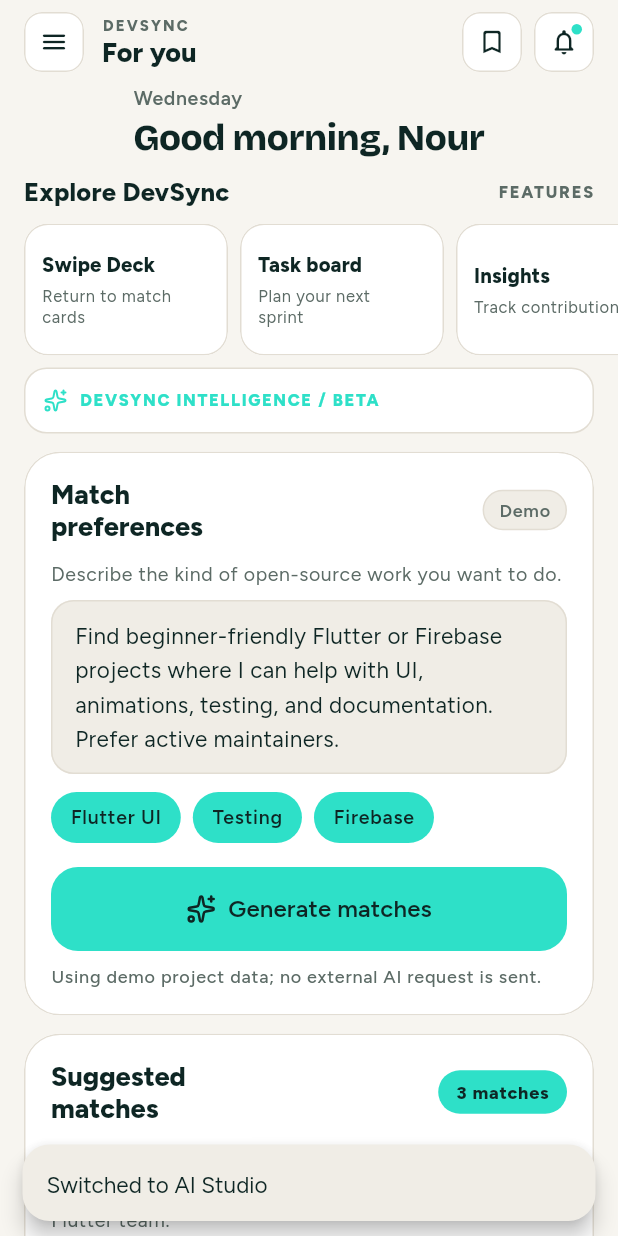
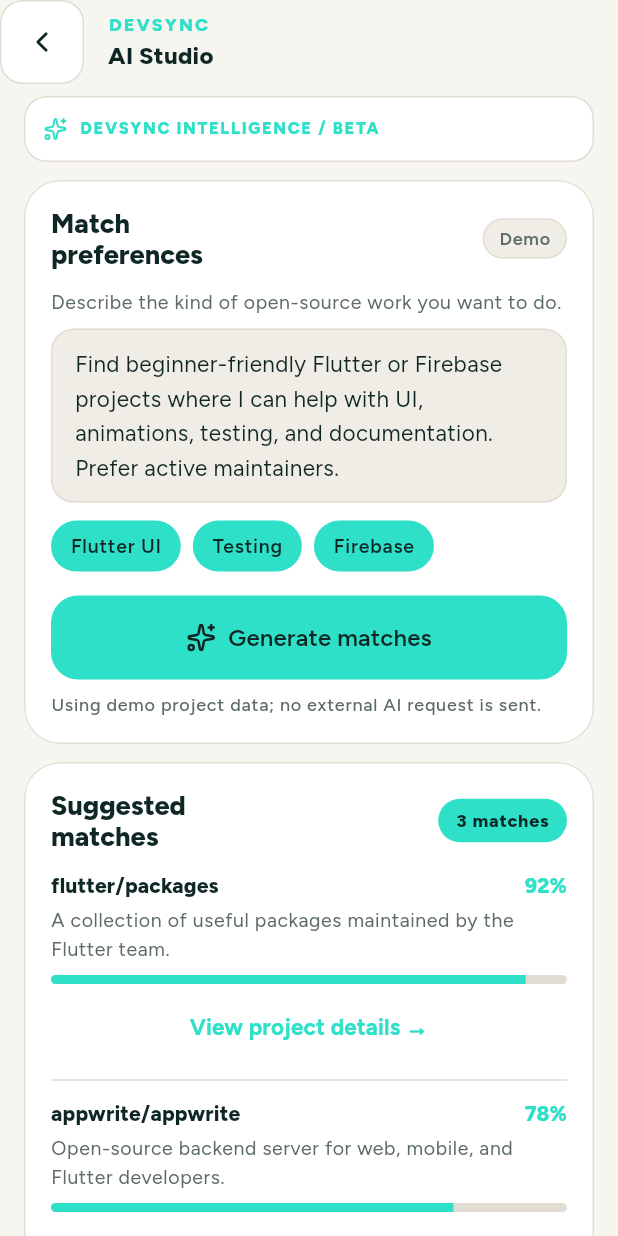
Before and after one commit to devDoniaAlhosin/devsync-open-source-collaboration-app, a Flutter app: the MatchFeedScreen screen opened by its route, after a tap on "AI Studio", on a phone screen of 412 x 824 dp. Run offline on Flutter 3.47's test engine with Material 3 defaults, Android fonts, the phone set to English and light mode, and no system bars; our stand-ins replace google_fonts, lucide_icons_flutter, material_ui.

Commit message:
feat: add routing, app shell, and match feed screen for matching feature

```diff
--- a/lib/app/app_routes.dart
+++ b/lib/app/app_routes.dart
@@ -16,4 +16,5 @@
   static const String projectDetail = '/projects/detail';
   static const String profile = '/profile';
   static const String requests = '/requests';
+  static const String aiStudio = '/ai-studio';
 }
--- a/lib/app/devsync_app.dart
+++ b/lib/app/devsync_app.dart
@@ -13,6 +13,7 @@
 import '../features/auth/welcome_screen.dart';
 import '../features/matching/presentation/screens/ai_analytics_screen.dart';
 import '../features/matching/presentation/screens/match_feed_screen.dart';
+import '../features/matching/presentation/screens/matching_screen.dart';
 import '../features/matching/presentation/screens/project_details_screen.dart';
 import '../features/shell/design_system_gallery_screen.dart';
 import '../features/shell/home_shell_screen.dart';
@@ -111,6 +112,7 @@
         AppRoutes.home: (_) => const HomeShellScreen(),
         AppRoutes.feed: (_) => const MatchFeedScreen(),
         AppRoutes.analytics: (_) => const AiAnalyticsScreen(),
+        AppRoutes.aiStudio: (_) => const AiMatchingStudioScreen(),
         AppRoutes.projects: (_) =>
             const StubScreen(title: 'Projects', owner: 'Bishay'),
         AppRoutes.profile: (_) => const StubScreen(
--- a/lib/features/matching/presentation/screens/_test.txt
+++ /dev/null
@@ -1 +0,0 @@
-print('hello')
--- a/lib/features/matching/presentation/screens/match_feed_screen.dart
+++ b/lib/features/matching/presentation/screens/match_feed_screen.dart
@@ -21,6 +21,7 @@
 import '../widgets/match_feed_app_bar.dart';
 import '../widgets/match_feed_greeting.dart';
 import 'ai_analytics_screen.dart';
+import 'matching_screen.dart';
 import 'project_details_screen.dart';
 
 /// Screen hosting the AI recommendations and interactive match feed.
@@ -179,21 +180,13 @@
   List<ExploreDevSyncItem> _buildExploreItems() {
     return [
       ExploreDevSyncItem(
-        title: _controller.viewMode == MatchingViewMode.studio
-            ? 'Swipe Deck'
-            : 'AI Studio',
-        subtitle: _controller.viewMode == MatchingViewMode.studio
-            ? 'Return to match cards'
-            : 'Tune your match\nprompts',
-        onTap: () {
-          final next = _controller.viewMode == MatchingViewMode.studio
-              ? MatchingViewMode.deck
-              : MatchingViewMode.studio;
-          _controller.setViewMode(next);
-          _notify(next == MatchingViewMode.studio
-              ? 'Switched to AI Studio'
-              : 'Switched to Swipe Deck');
-        },
+        title: 'AI Studio',
+        subtitle: 'Tune your match\nprompts',
+        onTap: () => Navigator.of(context).push(
+          MaterialPageRoute<void>(
+            builder: (_) => AiMatchingStudioScreen(controller: _controller),
+          ),
+        ),
       ),
       ExploreDevSyncItem(
         title: 'Task board',
--- a/lib/features/matching/presentation/screens/matching_screen.dart
+++ b/lib/features/matching/presentation/screens/matching_screen.dart
@@ -0,0 +1,271 @@
+import 'package:material_ui/material_ui.dart';
+
+import '../../../../core/icons/app_icons.dart';
+import '../../../../core/theme/app_colors.dart';
+import '../../../../core/theme/app_spacing.dart';
+import '../../../../core/widgets/ds_icon.dart';
+import '../../../../core/widgets/ds_icon_button.dart';
+import '../../data/datasources/matching_local_data_source.dart';
+import '../../data/datasources/matching_remote_data_source.dart';
+import '../../data/repositories/matching_repository_impl.dart';
+import '../../domain/entities/match_item.dart';
+import '../controllers/matching_controller.dart';
+import '../widgets/ai_studio_preferences_card.dart';
+import '../widgets/ai_studio_scoring_card.dart';
+import '../widgets/ai_studio_suggested_matches_card.dart';
+import 'ai_analytics_screen.dart';
+import 'project_details_screen.dart';
+
+/// Standalone full-screen view of the AI Matching Studio.
+///
+/// Presents the "DEVSYNC INTELLIGENCE / BETA" banner, the preferences &
+/// prompt card, a ranked suggestions list, and the scoring breakdown with a
+/// deep-link into [AiAnalyticsScreen].
+///
+/// Navigation:
+/// - Push via [AppRoutes.aiStudio] or `MaterialPageRoute(builder: (_) => AiMatchingStudioScreen(...))`
+/// - Bidirectional: "Explore AI quality analytics" button navigates to
+///   [AiAnalyticsScreen]; that screen pops `true` when the prompt is refined,
+///   triggering [_controller.loadInitialData] to refresh the match list.
+class AiMatchingStudioScreen extends StatefulWidget {
+  /// Provide a shared [MatchingController] so this screen stays in sync with
+  /// the parent feed. When `null`, the screen owns an isolated controller.
+  final MatchingController? controller;
+
+  const AiMatchingStudioScreen({super.key, this.controller});
+
+  @override
+  State<AiMatchingStudioScreen> createState() => _AiMatchingStudioScreenState();
+}
+
+class _AiMatchingStudioScreenState extends State<AiMatchingStudioScreen> {
+  late final MatchingController _controller;
+  late final bool _ownsController;
+  late final TextEditingController _promptTextController;
+
+  // ── Build ────────────────────────────────────────────────────────────────
+
+  @override
+  Widget build(BuildContext context) {
+    return Scaffold(
+      appBar: _StudioAppBar(onBack: () => Navigator.of(context).maybePop()),
+      body: SafeArea(
+        child: Center(
+          child: ConstrainedBox(
+            constraints: const BoxConstraints(maxWidth: 540),
+            child: ListenableBuilder(
+              listenable: _controller,
+              builder: (context, _) => _buildBody(context),
+            ),
+          ),
+        ),
+      ),
+    );
+  }
+
+  @override
+  void dispose() {
+    _controller.removeListener(_syncPromptController);
+    _promptTextController.dispose();
+    if (_ownsController) {
+      _controller.dispose();
+    }
+    super.dispose();
+  }
+
+  // ── Lifecycle ────────────────────────────────────────────────────────────
+
+  @override
+  void initState() {
+    super.initState();
+
+    if (widget.controller != null) {
+      _controller = widget.controller!;
+      _ownsController = false;
+    } else {
+      final repository = MatchingRepositoryImpl(
+        remoteDataSource: MockMatchingRemoteDataSource(),
+        localDataSource: InMemoryMatchingLocalDataSource(),
+      );
+      _controller = MatchingController(repository: repository);
+      _ownsController = true;
+      _controller.loadInitialData();
+    }
+
+    _promptTextController = TextEditingController(
+      text: _controller.preferences.prompt,
+    );
+    _promptTextController.addListener(_onPromptTextChanged);
+    _controller.addListener(_syncPromptController);
+  }
+
+  Widget _buildBody(BuildContext context) {
+    return SingleChildScrollView(
+      padding: const EdgeInsets.fromLTRB(
+        AppSpacing.lg,
+        AppSpacing.sm,
+        AppSpacing.lg,
+        AppSpacing.xxl,
+      ),
+      child: Column(
+        crossAxisAlignment: CrossAxisAlignment.stretch,
+        children: [
+          // ── "DEVSYNC INTELLIGENCE / BETA" banner ──────────────────────
+          const _IntelligenceBanner(),
+          const SizedBox(height: AppSpacing.md),
+
+          // ── Match preferences (prompt + skill tags + generate button) ─
+          AiStudioPreferencesCard(
+            promptController: _promptTextController,
+            selectedTags: _controller.preferences.selectedTags,
+            onTagToggled: _controller.toggleTag,
+            isGenerating: _controller.isGenerating,
+            onGenerateMatches: () async {
+              await _controller.generateMatches();
+              if (mounted) {
+                _notify('${_controller.matches.length} matches generated');
+              }
+            },
+          ),
+          const SizedBox(height: AppSpacing.md),
+
+          // ── Suggested matches list ────────────────────────────────────
+          AiStudioSuggestedMatchesCard(
+            matches: _controller.matches,
+            onViewProjectDetails: _navigateToProjectDetails,
+          ),
+          const SizedBox(height: AppSpacing.md),
+
+          // ── Scoring breakdown + analytics CTA ─────────────────────────
+          AiStudioScoringCard(
+            breakdown: _controller.analytics.scoringBreakdown,
+            onExploreAnalytics: _openAnalytics,
+          ),
+        ],
+      ),
+    );
+  }
+
+  // ── Navigation helpers ───────────────────────────────────────────────────
+
+  void _navigateToProjectDetails(MatchItem match) {
+    Navigator.of(context).push(
+      MaterialPageRoute<void>(
+        builder: (_) => ProjectDetailsScreen(
+          arguments: ProjectDetailsArguments(
+            match: match,
+            currentUserSkills: _controller.profile.declaredSkills,
+          ),
+        ),
+      ),
+    );
+  }
+
+  void _notify(String message) {
+    ScaffoldMessenger.maybeOf(context)
+      ?..hideCurrentSnackBar()
+      ..showSnackBar(
+        SnackBar(content: Text(message), behavior: SnackBarBehavior.floating),
+      );
+  }
+
+  void _onPromptTextChanged() {
+    _controller.updatePrompt(_promptTextController.text);
+  }
+
+  Future<void> _openAnalytics() async {
+    final refreshNeeded = await Navigator.of(context).push<bool>(
+      MaterialPageRoute<bool>(
+        builder: (_) => AiAnalyticsScreen(controller: _controller),
+      ),
+    );
+    if (refreshNeeded == true && mounted) {
+      await _controller.loadInitialData();
+    }
+  }
+
+  void _syncPromptController() {
+    if (_promptTextController.text != _controller.preferences.prompt) {
+      _promptTextController.text = _controller.preferences.prompt;
+    }
+  }
+}
+
+// ── Private sub-widgets ──────────────────────────────────────────────────────
+
+/// Pill-shaped banner showing "DEVSYNC INTELLIGENCE / BETA".
+class _IntelligenceBanner extends StatelessWidget {
+  const _IntelligenceBanner();
+
+  @override
+  Widget build(BuildContext context) {
+    return Container(
+      height: 44,
+      padding: const EdgeInsets.symmetric(horizontal: AppSpacing.md),
+      alignment: Alignment.centerLeft,
+      decoration: BoxDecoration(
+        color: context.ds.surface,
+        border: Border.all(color: context.ds.border),
+        borderRadius: BorderRadius.circular(AppSpacing.radiusMd),
+      ),
+      child: const Row(
+        children: [
+          DsIcon(AppIcons.sparkle, color: AppColors.teal, size: 16),
+          SizedBox(width: AppSpacing.sm),
+          Text(
+            'DEVSYNC INTELLIGENCE / BETA',
+            style: TextStyle(
+              color: AppColors.teal,
+              fontSize: 11,
+              fontWeight: FontWeight.w800,
+              letterSpacing: 1.1,
+            ),
+          ),
+        ],
+      ),
+    );
+  }
+}
+
+/// Compact app-bar for the AI Studio screen.
+///
+/// Shows "DEVSYNC / AI Studio" branding consistent with the match feed's
+/// top chrome.
+class _StudioAppBar extends StatelessWidget implements PreferredSizeWidget {
+  final VoidCallback onBack;
+
+  const _StudioAppBar({required this.onBack});
+
+  @override
+  Size get preferredSize => const Size.fromHeight(kToolbarHeight);
+
+  @override
+  Widget build(BuildContext context) {
+    return AppBar(
+      leading: DsIconButton(
+        icon: AppIcons.back,
+        tooltip: 'Back',
+        onPressed: onBack,
+      ),
+      title: Column(
+        crossAxisAlignment: CrossAxisAlignment.start,
+        children: [
+          Text(
+            'DEVSYNC',
+            style: Theme.of(context).textTheme.labelSmall?.copyWith(
+              color: AppColors.teal,
+              fontWeight: FontWeight.w800,
+              letterSpacing: 1.4,
+            ),
+          ),
+          Text(
+            'AI Studio',
+            style: Theme.of(
+              context,
+            ).textTheme.titleMedium?.copyWith(fontWeight: FontWeight.w800),
+          ),
+        ],
+      ),
+    );
+  }
+}
```
